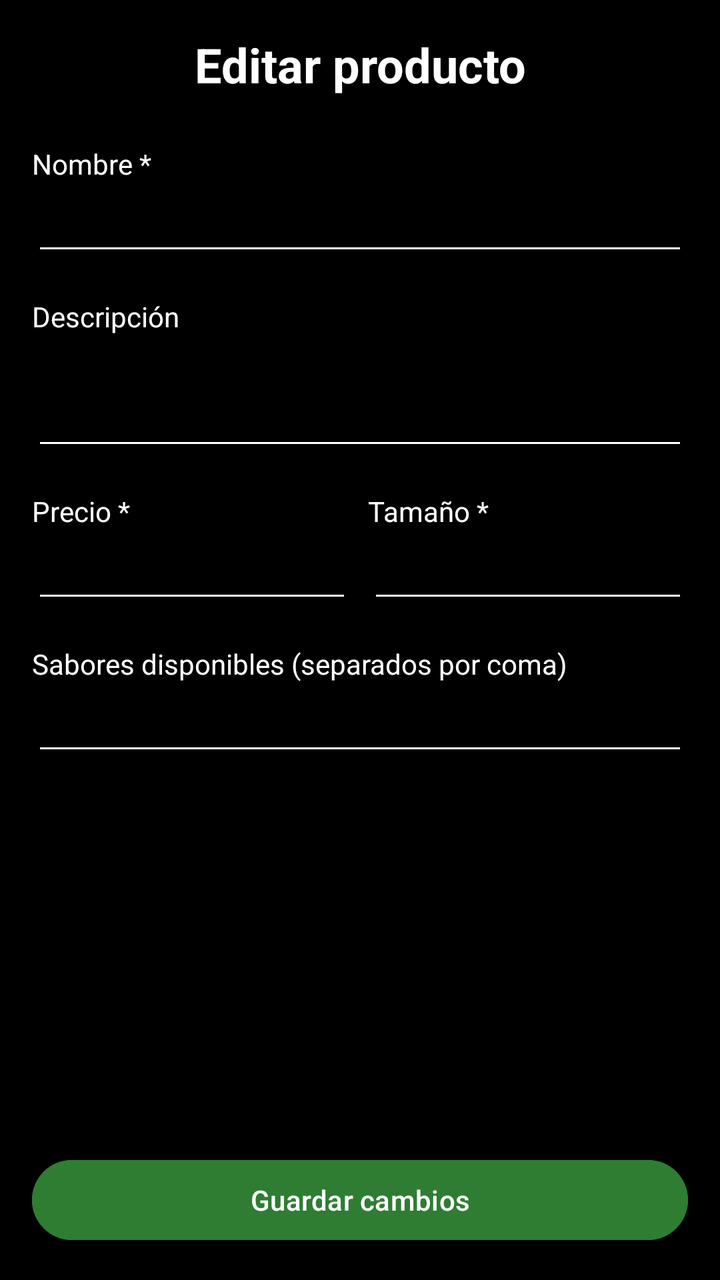
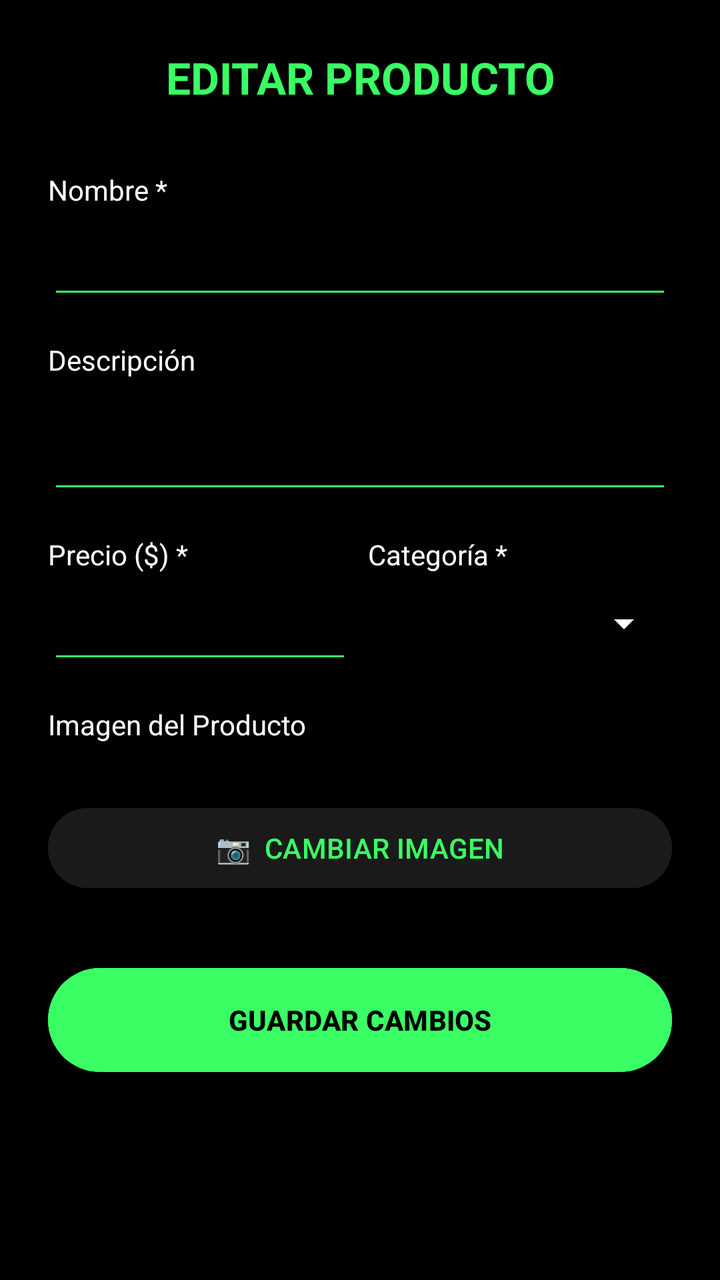

Before-and-after screenshots of an Android layout around one commit, followed by the original layout XML and the change that was made.
<!-- AndroidManifest.xml: application theme Theme.GranineaApp -->
<!-- res/layout/activity_editar_producto.xml -->
<?xml version="1.0" encoding="utf-8"?>
<androidx.constraintlayout.widget.ConstraintLayout
    xmlns:android="http://schemas.android.com/apk/res/android"
    xmlns:app="http://schemas.android.com/apk/res-auto"
    android:layout_width="match_parent"
    android:layout_height="match_parent"
    android:background="@color/black"
    android:padding="16dp">

    
    <TextView
        android:id="@+id/tvTituloEditar"
        android:layout_width="0dp"
        android:layout_height="wrap_content"
        android:text="@string/editar_producto"
        android:textSize="24sp"
        android:textStyle="bold"
        android:textColor="@color/white"
        android:gravity="center"
        android:paddingBottom="24dp"
        app:layout_constraintTop_toTopOf="parent"
        app:layout_constraintStart_toStartOf="parent"
        app:layout_constraintEnd_toEndOf="parent" />

    
    <TextView
        android:id="@+id/labelNombreEditar"
        android:layout_width="0dp"
        android:layout_height="wrap_content"
        android:text="Nombre *"
        android:textSize="14sp"
        android:textColor="@color/white"
        app:layout_constraintTop_toBottomOf="@id/tvTituloEditar"
        app:layout_constraintStart_toStartOf="parent" />

    <EditText
        android:id="@+id/etEditarNombre"
        android:layout_width="0dp"
        android:layout_height="wrap_content"
        android:inputType="text"
        android:backgroundTint="@color/white"
        android:textColor="@color/white"
        android:textColorHint="@color/white"
        app:layout_constraintTop_toBottomOf="@id/labelNombreEditar"
        app:layout_constraintStart_toStartOf="parent"
        app:layout_constraintEnd_toEndOf="parent" />

    
    <TextView
        android:id="@+id/labelDescripcionEditar"
        android:layout_width="0dp"
        android:layout_height="wrap_content"
        android:text="Descripción"
        android:textSize="14sp"
        android:textColor="@color/white"
        android:layout_marginTop="16dp"
        app:layout_constraintTop_toBottomOf="@id/etEditarNombre"
        app:layout_constraintStart_toStartOf="parent" />

    <EditText
        android:id="@+id/etEditarDescripcion"
        android:layout_width="0dp"
        android:layout_height="wrap_content"
        android:inputType="textMultiLine"
        android:minLines="2"
        android:backgroundTint="@color/white"
        android:textColor="@color/white"
        android:textColorHint="@color/white"
        app:layout_constraintTop_toBottomOf="@id/labelDescripcionEditar"
        app:layout_constraintStart_toStartOf="parent"
        app:layout_constraintEnd_toEndOf="parent" />

    
    <LinearLayout
        android:id="@+id/rowPrecioTamanioEditar"
        android:layout_width="0dp"
        android:layout_height="wrap_content"
        android:orientation="horizontal"
        android:layout_marginTop="16dp"
        app:layout_constraintTop_toBottomOf="@id/etEditarDescripcion"
        app:layout_constraintStart_toStartOf="parent"
        app:layout_constraintEnd_toEndOf="parent">

        <LinearLayout
            android:layout_width="0dp"
            android:layout_height="wrap_content"
            android:layout_weight="1"
            android:orientation="vertical"
            android:layout_marginEnd="8dp">

            <TextView
                android:layout_width="wrap_content"
                android:layout_height="wrap_content"
                android:text="Precio *"
                android:textSize="14sp"
                android:textColor="@color/white" />

            <EditText
                android:id="@+id/etEditarPrecio"
                android:layout_width="match_parent"
                android:layout_height="wrap_content"
                android:inputType="numberDecimal"
                android:backgroundTint="@color/white"
                android:textColor="@color/white"
                android:textColorHint="@color/white" />
        </LinearLayout>

        <LinearLayout
            android:layout_width="0dp"
            android:layout_height="wrap_content"
            android:layout_weight="1"
            android:orientation="vertical">

            <TextView
                android:layout_width="wrap_content"
                android:layout_height="wrap_content"
                android:text="Tamaño *"
                android:textSize="14sp"
                android:textColor="@color/white" />

            <EditText
                android:id="@+id/etEditarTamanio"
                android:layout_width="match_parent"
                android:layout_height="wrap_content"
                android:inputType="text"
                android:backgroundTint="@color/white"
                android:textColor="@color/white"
                android:textColorHint="@color/white"/>
        </LinearLayout>
    </LinearLayout>

    
    <TextView
        android:id="@+id/labelSaboresEditar"
        android:layout_width="0dp"
        android:layout_height="wrap_content"
        android:text="Sabores disponibles (separados por coma)"
        android:textSize="14sp"
        android:textColor="@color/white"
        android:layout_marginTop="16dp"
        app:layout_constraintTop_toBottomOf="@id/rowPrecioTamanioEditar"
        app:layout_constraintStart_toStartOf="parent" />

    <EditText
        android:id="@+id/etEditarSabores"
        android:layout_width="0dp"
        android:layout_height="wrap_content"
        android:inputType="text"
        android:backgroundTint="@color/white"
        android:textColor="@color/white"
        android:textColorHint="@color/white"
        app:layout_constraintTop_toBottomOf="@id/labelSaboresEditar"
        app:layout_constraintStart_toStartOf="parent"
        app:layout_constraintEnd_toEndOf="parent" />

    
    <Button
        android:id="@+id/btnGuardarEdicion"
        android:layout_width="0dp"
        android:layout_height="wrap_content"
        android:text="Guardar cambios"
        android:backgroundTint="@color/primary"
        android:textColor="@color/text_white"
        android:layout_marginTop="32dp"
        app:layout_constraintBottom_toBottomOf="parent"
        app:layout_constraintStart_toStartOf="parent"
        app:layout_constraintEnd_toEndOf="parent" />

</androidx.constraintlayout.widget.ConstraintLayout>
<!-- resources referenced by this layout -->
<resources>
  <color name="black">#000000</color>
  <color name="primary">#2E7D32</color>
  <color name="text_white">#FFFFFF</color>
  <color name="white">#FFFFFF</color>
  <string name="editar_producto">Editar producto</string>
  <style name="Theme.GranineaApp" parent="Base.Theme.GranineaApp" />
  <style name="Base.Theme.GranineaApp" parent="Theme.Material3.DayNight.NoActionBar">
          
          
          <item name="android:statusBarColor">@color/black</item>
  
      </style>
</resources>

<!-- the commit's change to res/layout/activity_editar_producto.xml (unified diff, before → after) -->
@@ -1,169 +1,162 @@
 <?xml version="1.0" encoding="utf-8"?>
-<androidx.constraintlayout.widget.ConstraintLayout
+<ScrollView
     xmlns:android="http://schemas.android.com/apk/res/android"
-    xmlns:app="http://schemas.android.com/apk/res-auto"
     android:layout_width="match_parent"
     android:layout_height="match_parent"
-    android:background="@color/black"
-    android:padding="16dp">
+    android:background="@color/black">
 
-    
-    <TextView
-        android:id="@+id/tvTituloEditar"
-        android:layout_width="0dp"
+    <LinearLayout
+        android:layout_width="match_parent"
         android:layout_height="wrap_content"
-        android:text="@string/editar_producto"
-        android:textSize="24sp"
-        android:textStyle="bold"
-        android:textColor="@color/white"
-        android:gravity="center"
-        android:paddingBottom="24dp"
-        app:layout_constraintTop_toTopOf="parent"
-        app:layout_constraintStart_toStartOf="parent"
-        app:layout_constraintEnd_toEndOf="parent" />
+        android:orientation="vertical"
+        android:padding="24dp">
 
-    
-    <TextView
-        android:id="@+id/labelNombreEditar"
-        android:layout_width="0dp"
-        android:layout_height="wrap_content"
-        android:text="Nombre *"
-        android:textSize="14sp"
-        android:textColor="@color/white"
-        app:layout_constraintTop_toBottomOf="@id/tvTituloEditar"
-        app:layout_constraintStart_toStartOf="parent" />
+        <TextView
+            android:layout_width="match_parent"
+            android:layout_height="wrap_content"
+            android:text="EDITAR PRODUCTO"
+            android:textSize="22sp"
+            android:textStyle="bold"
+            android:textColor="@color/colorverde_letra"
+            android:gravity="center"
+            android:layout_marginBottom="32dp" />
 
-    <EditText
-        android:id="@+id/etEditarNombre"
-        android:layout_width="0dp"
-        android:layout_height="wrap_content"
-        android:inputType="text"
-        android:backgroundTint="@color/white"
-        android:textColor="@color/white"
-        android:textColorHint="@color/white"
-        app:layout_constraintTop_toBottomOf="@id/labelNombreEditar"
-        app:layout_constraintStart_toStartOf="parent"
-        app:layout_constraintEnd_toEndOf="parent" />
+        <TextView
+            android:layout_width="match_parent"
+            android:layout_height="wrap_content"
+            android:text="Nombre *"
+            android:textColor="@color/white" />
 
-    
-    <TextView
-        android:id="@+id/labelDescripcionEditar"
-        android:layout_width="0dp"
-        android:layout_height="wrap_content"
-        android:text="Descripción"
-        android:textSize="14sp"
-        android:textColor="@color/white"
-        android:layout_marginTop="16dp"
-        app:layout_constraintTop_toBottomOf="@id/etEditarNombre"
-        app:layout_constraintStart_toStartOf="parent" />
+        <EditText
+            android:id="@+id/etEditarNombre"
+            android:layout_width="match_parent"
+            android:layout_height="50dp"
+            android:textColor="@color/white"
+            android:backgroundTint="@color/colorverde_letra"
+            android:inputType="textCapSentences"
+            android:layout_marginBottom="16dp"/>
 
-    <EditText
-        android:id="@+id/etEditarDescripcion"
-        android:layout_width="0dp"
-        android:layout_height="wrap_content"
-        android:inputType="textMultiLine"
-        android:minLines="2"
-        android:backgroundTint="@color/white"
-        android:textColor="@color/white"
-        android:textColorHint="@color/white"
-        app:layout_constraintTop_toBottomOf="@id/labelDescripcionEditar"
-        app:layout_constraintStart_toStartOf="parent"
-        app:layout_constraintEnd_toEndOf="parent" />
+        <TextView
+            android:layout_width="match_parent"
+            android:layout_height="wrap_content"
+            android:text="Descripción"
+            android:textColor="@color/white" />
 
-    
-    <LinearLayout
-        android:id="@+id/rowPrecioTamanioEditar"
-        android:layout_width="0dp"
-        android:layout_height="wrap_content"
-        android:orientation="horizontal"
-        android:layout_marginTop="16dp"
-        app:layout_constraintTop_toBottomOf="@id/etEditarDescripcion"
-        app:layout_constraintStart_toStartOf="parent"
-        app:layout_constraintEnd_toEndOf="parent">
+        <EditText
+            android:id="@+id/etEditarDescripcion"
+            android:layout_width="match_parent"
+            android:layout_height="wrap_content"
+            android:textColor="@color/white"
+            android:backgroundTint="@color/colorverde_letra"
+            android:inputType="textMultiLine"
+            android:minLines="2"
+            android:layout_marginBottom="16dp"/>
 
         <LinearLayout
-            android:layout_width="0dp"
+            android:layout_width="match_parent"
             android:layout_height="wrap_content"
-            android:layout_weight="1"
-            android:orientation="vertical"
-            android:layout_marginEnd="8dp">
+            android:orientation="horizontal">
 
-            <TextView
-                android:layout_width="wrap_content"
+            <LinearLayout
+                android:layout_width="0dp"
                 android:layout_height="wrap_content"
-                android:text="Precio *"
-                android:textSize="14sp"
-                android:textColor="@color/white" />
+                android:layout_weight="1"
+                android:orientation="vertical"
+                android:layout_marginEnd="8dp">
 
-            <EditText
-                android:id="@+id/etEditarPrecio"
-                android:layout_width="match_parent"
+                <TextView
+                    android:layout_width="wrap_content"
+                    android:layout_height="wrap_content"
+                    android:text="Precio ($) *"
+                    android:textColor="@color/white" />
+
+                <EditText
+                    android:id="@+id/etEditarPrecio"
+                    android:layout_width="match_parent"
+                    android:layout_height="50dp"
+                    android:textColor="@color/white"
+                    android:backgroundTint="@color/colorverde_letra"
+                    android:inputType="numberDecimal" />
+            </LinearLayout>
+
+            <LinearLayout
+                android:layout_width="0dp"
                 android:layout_height="wrap_content"
-                android:inputType="numberDecimal"
-                android:backgroundTint="@color/white"
-                android:textColor="@color/white"
-                android:textColorHint="@color/white" />
+                android:layout_weight="1"
+                android:orientation="vertical">
+
+                <TextView
+                    android:layout_width="wrap_content"
+                    android:layout_height="wrap_content"
+                    android:text="Categoría *"
+                    android:textColor="@color/white" />
+
+                <Spinner
+                    android:id="@+id/spinnerEditarTipo"
+                    android:layout_width="match_parent"
+                    android:layout_height="50dp"
+                    android:backgroundTint="@color/white"
+                    android:popupBackground="@color/black" />
+            </LinearLayout>
         </LinearLayout>
 
-        <LinearLayout
-            android:layout_width="0dp"
+        
+        <TextView
+            android:layout_width="match_parent"
             android:layout_height="wrap_content"
-            android:layout_weight="1"
-            android:orientation="vertical">
+            android:text="Imagen del Producto"
+            android:textColor="@color/white"
+            android:textSize="14sp"
+            android:layout_marginTop="16dp" />
 
-            <TextView
-                android:layout_width="wrap_content"
-                android:layout_height="wrap_content"
-                android:text="Tamaño *"
-                android:textSize="14sp"
-                android:textColor="@color/white" />
+        
+        <ImageView
+            android:id="@+id/ivPreviewImagen"
+            android:layout_width="match_parent"
+            android:layout_height="180dp"
+            android:scaleType="centerCrop"
+            android:background="#1A1A1A"
+            android:layout_marginTop="8dp"
+            android:visibility="gone" />
 
-            <EditText
-                android:id="@+id/etEditarTamanio"
-                android:layout_width="match_parent"
-                android:layout_height="wrap_content"
-                android:inputType="text"
-                android:backgroundTint="@color/white"
-                android:textColor="@color/white"
-                android:textColorHint="@color/white"/>
-        </LinearLayout>
+        <TextView
+            android:id="@+id/tvImagenSeleccionada"
+            android:layout_width="match_parent"
+            android:layout_height="wrap_content"
+            android:text=""
+            android:textColor="#888888"
+            android:textSize="12sp"
+            android:layout_marginTop="4dp"
+            android:layout_marginBottom="8dp" />
+
+        <Button
+            android:id="@+id/btnSeleccionarImagen"
+            android:layout_width="match_parent"
+            android:layout_height="48dp"
+            android:text="📷  CAMBIAR IMAGEN"
+            android:backgroundTint="#1A1A1A"
+            android:textColor="@color/colorverde_letra"
+            android:layout_marginBottom="24dp" />
+
+        
+
+        <ProgressBar
+            android:id="@+id/progressBarEditar"
+            android:layout_width="wrap_content"
+            android:layout_height="wrap_content"
+            android:layout_gravity="center"
+            android:visibility="gone"
+            android:indeterminateTint="@color/colorverde_letra"/>
+
+        <Button
+            android:id="@+id/btnGuardarEdicion"
+            android:layout_width="match_parent"
+            android:layout_height="60dp"
+            android:text="GUARDAR CAMBIOS"
+            android:textStyle="bold"
+            android:backgroundTint="@color/colorverde_letra"
+            android:textColor="@color/black"
+            android:layout_marginTop="8dp" />
+
     </LinearLayout>
-
-    
-    <TextView
-        android:id="@+id/labelSaboresEditar"
-        android:layout_width="0dp"
-        android:layout_height="wrap_content"
-        android:text="Sabores disponibles (separados por coma)"
-        android:textSize="14sp"
-        android:textColor="@color/white"
-        android:layout_marginTop="16dp"
-        app:layout_constraintTop_toBottomOf="@id/rowPrecioTamanioEditar"
-        app:layout_constraintStart_toStartOf="parent" />
-
-    <EditText
-        android:id="@+id/etEditarSabores"
-        android:layout_width="0dp"
-        android:layout_height="wrap_content"
-        android:inputType="text"
-        android:backgroundTint="@color/white"
-        android:textColor="@color/white"
-        android:textColorHint="@color/white"
-        app:layout_constraintTop_toBottomOf="@id/labelSaboresEditar"
-        app:layout_constraintStart_toStartOf="parent"
-        app:layout_constraintEnd_toEndOf="parent" />
-
-    
-    <Button
-        android:id="@+id/btnGuardarEdicion"
-        android:layout_width="0dp"
-        android:layout_height="wrap_content"
-        android:text="Guardar cambios"
-        android:backgroundTint="@color/primary"
-        android:textColor="@color/text_white"
-        android:layout_marginTop="32dp"
-        app:layout_constraintBottom_toBottomOf="parent"
-        app:layout_constraintStart_toStartOf="parent"
-        app:layout_constraintEnd_toEndOf="parent" />
-
-</androidx.constraintlayout.widget.ConstraintLayout>
+</ScrollView>
<!-- resource entries referenced after the edit -->
@@ -1,10 +1,8 @@
 <!-- resources referenced by this layout -->
 <resources>
   <color name="black">#000000</color>
-  <color name="primary">#2E7D32</color>
-  <color name="text_white">#FFFFFF</color>
+  <color name="colorverde_letra">#3AFF64</color>
   <color name="white">#FFFFFF</color>
-  <string name="editar_producto">Editar producto</string>
   <style name="Theme.GranineaApp" parent="Base.Theme.GranineaApp" />
   <style name="Base.Theme.GranineaApp" parent="Theme.Material3.DayNight.NoActionBar">
           
